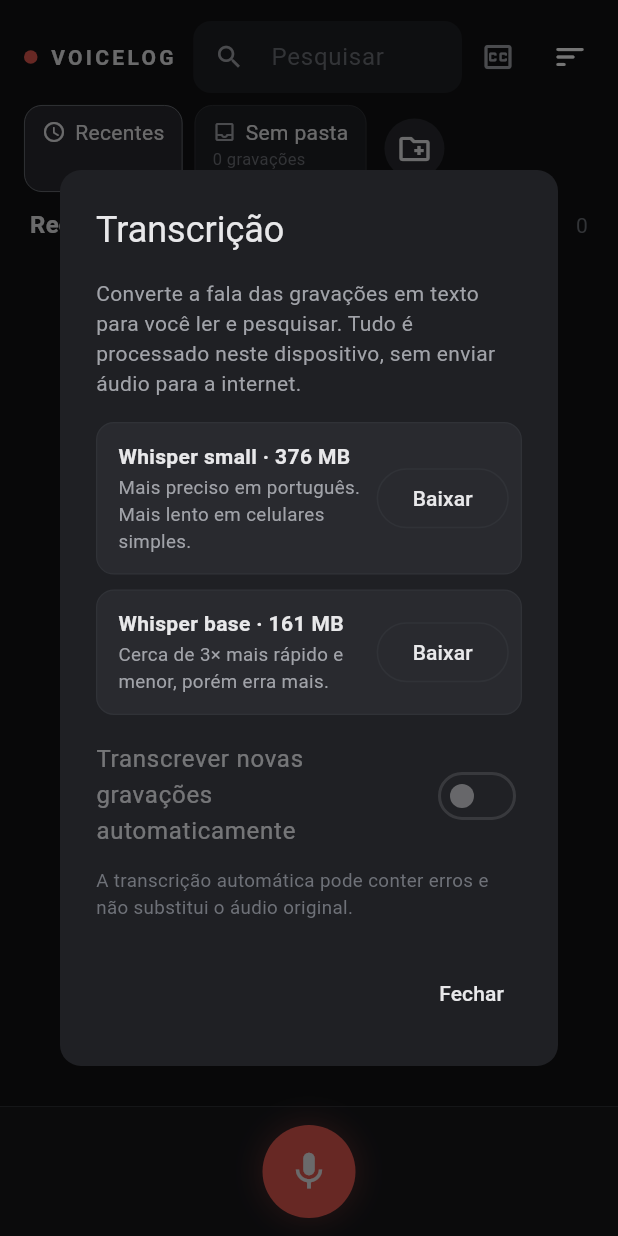
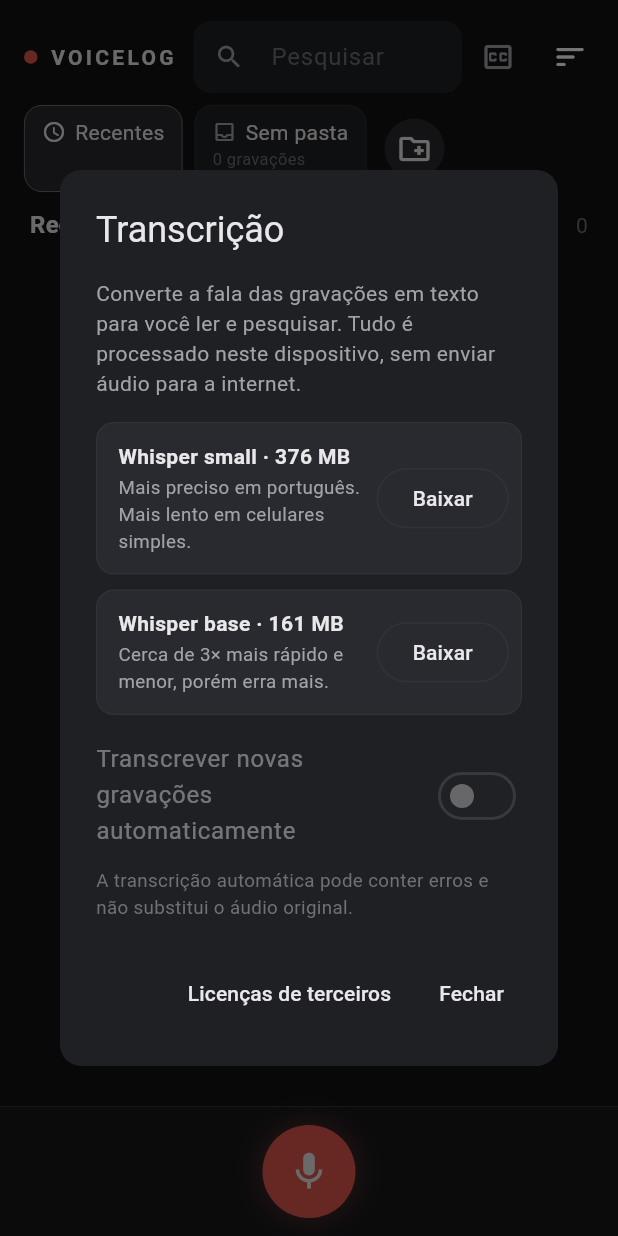
Before and after one commit to machntoshh/Voicelog, a Flutter app: the screen it shows after launch, after a tap on the "closed caption" icon, on a phone screen of 412 x 824 dp. Run offline on Flutter 3.47's test engine with Material 3 defaults, Android fonts, the phone set to English and light mode, and no system bars; our stand-ins replace audioplayers, share_plus; missing offline and left inert: audio_decoder, record, sherpa_onnx.

Commit message:
Tela de licenças de terceiros e textos do sistema em português (1.0.1)

```diff
--- a/lib/main.dart
+++ b/lib/main.dart
@@ -1,9 +1,11 @@
 import 'dart:io';
 
 import 'package:flutter/material.dart';
+import 'package:flutter_localizations/flutter_localizations.dart';
 import 'package:path_provider/path_provider.dart';
 
 import 'data/library_store.dart';
+import 'licenses.dart';
 import 'services/recorder_controller.dart';
 import 'services/transcription_service.dart';
 import 'ui/app_scope.dart';
@@ -12,6 +14,7 @@
 
 Future<void> main() async {
   WidgetsFlutterBinding.ensureInitialized();
+  registerThirdPartyLicenses();
   try {
     final docs = await getApplicationDocumentsDirectory();
     final store = LibraryStore(Directory('${docs.path}${Platform.pathSeparator}VoiceLog'));
@@ -39,6 +42,9 @@
           title: 'VoiceLog',
           debugShowCheckedModeBanner: false,
           theme: buildTheme(),
+          locale: const Locale('pt', 'BR'),
+          supportedLocales: const [Locale('pt', 'BR')],
+          localizationsDelegates: GlobalMaterialLocalizations.delegates,
           home: const HomePage(),
         ),
       );
--- a/lib/ui/transcription_settings.dart
+++ b/lib/ui/transcription_settings.dart
@@ -138,7 +138,13 @@
               ),
             ),
           ),
-          actions: [TextButton(onPressed: () => Navigator.pop(context), child: const Text('Fechar'))],
+          actions: [
+            TextButton(
+              onPressed: () => showLicensePage(context: context, applicationName: 'VoiceLog'),
+              child: const Text('Licenças de terceiros'),
+            ),
+            TextButton(onPressed: () => Navigator.pop(context), child: const Text('Fechar')),
+          ],
         );
       },
     );
--- a/pubspec.yaml
+++ b/pubspec.yaml
@@ -16,7 +16,7 @@
 # https://developer.apple.com/library/archive/documentation/General/Reference/InfoPlistKeyReference/Articles/CoreFoundationKeys.html
 # In Windows, build-name is used as the major, minor, and patch parts
 # of the product and file versions while build-number is used as the build suffix.
-version: 1.0.0+1
+version: 1.0.1+2
 
 environment:
   sdk: ^3.13.7
@@ -41,6 +41,8 @@
   sherpa_onnx: ^2.0.1
   audio_decoder: ^0.8.1
   crypto: ^3.0.8
+  flutter_localizations:
+    sdk: flutter
 
 dev_dependencies:
   flutter_test:
```
Also changed, not shown: lib/licenses.dart (added, +37 -0 lines), pubspec.lock, 3 other files.
